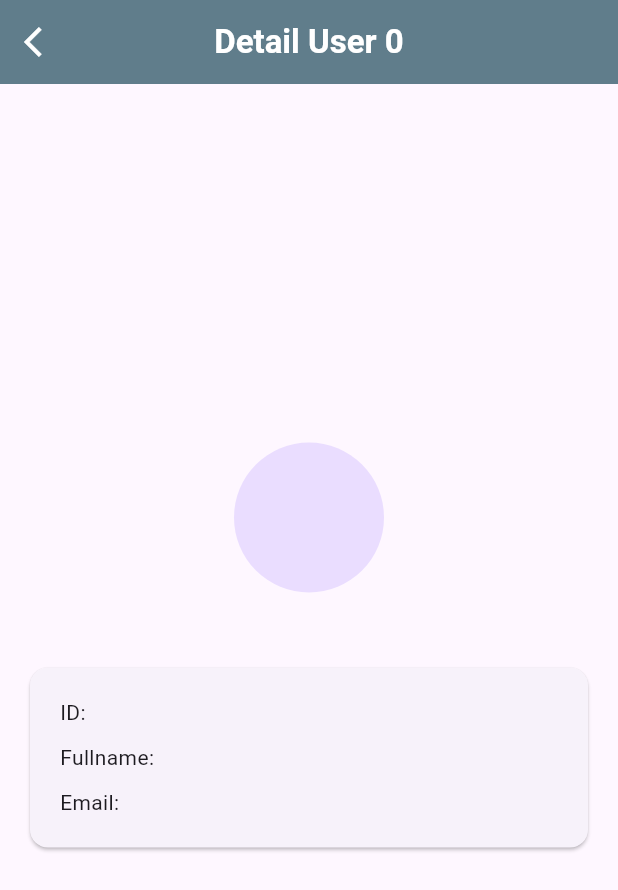
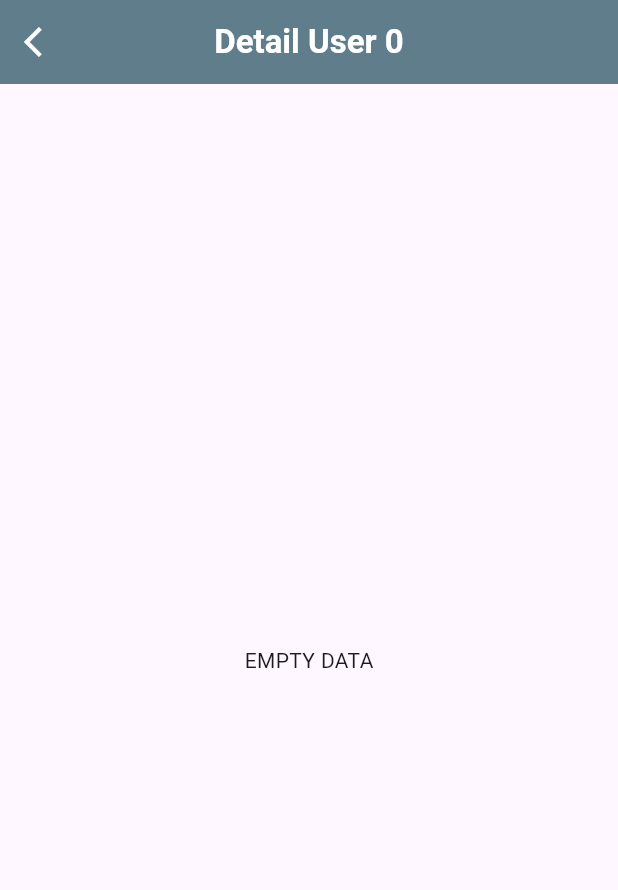
Before and after one commit to iqbalsuwandi20/my-clean-architecture, a Flutter app: the DetailUserPage screen opened directly with empty values, on a phone screen of 412 x 824 dp. Shown: the top 890 px of the screen. Run offline on Flutter 3.47's test engine with Material 3 defaults, Android fonts, the light colour scheme and no system bars; our stand-ins replace bloc, connectivity_plus, dartz, equatable, flutter_bloc, get_it and 3 more; accounts and stored records are empty; statements that could not run were skipped.

Commit message:
implementation presentation layer

```diff
--- a/lib/features/profile/presentation/pages/detail_user_page.dart
+++ b/lib/features/profile/presentation/pages/detail_user_page.dart
@@ -1,5 +1,10 @@
 import 'package:flutter/material.dart';
+import 'package:flutter_bloc/flutter_bloc.dart';
 import 'package:go_router/go_router.dart';
+
+import '../../../../injection.dart';
+import '../../domain/entities/profile_entity.dart';
+import '../bloc/profile_bloc.dart';
 
 class DetailUserPage extends StatelessWidget {
   final int userId;
@@ -26,31 +31,57 @@ class DetailUserPage extends StatelessWidget {
               color: Colors.white,
             ),
           )),
-      body: const Column(
+      body: BlocBuilder<ProfileBloc, ProfileState>(
+        bloc: myInjection<ProfileBloc>()
+          ..add(
+            ProfileEventGetDetailUser(userId),
+          ),
+        builder: (context, state) {
+          if (state is ProfileStateLoading) {
+            return const Center(
+              child: CircularProgressIndicator(
+                color: Colors.blueGrey,
+              ),
+            );
+          } else if (state is ProfileStateError) {
+            return Center(
+              child: Text(state.message),
+            );
+          } else if (state is ProfileStateLoadedDetailUser) {
+            ProfileEntity profileEntity = state.detailUser;
+            return Column(
               mainAxisAlignment: MainAxisAlignment.center,
               children: [
                 CircleAvatar(
                   radius: 50,
+                  backgroundImage: NetworkImage(profileEntity.avatarUrl),
                 ),
-          SizedBox(height: 30),
+                const SizedBox(height: 30),
                 Card(
-            margin: EdgeInsets.all(20),
+                  margin: const EdgeInsets.all(20),
                   child: Padding(
-              padding: EdgeInsets.all(20),
+                    padding: const EdgeInsets.all(20),
                     child: Column(
                       mainAxisSize: MainAxisSize.min,
                       crossAxisAlignment: CrossAxisAlignment.stretch,
                       children: [
-                  Text('ID:'),
-                  SizedBox(height: 10),
-                  Text('Fullname:'),
-                  SizedBox(height: 10),
-                  Text('Email:'),
+                        Text('ID:${profileEntity.id}'),
+                        const SizedBox(height: 10),
+                        Text('Fullname: ${profileEntity.fullName}'),
+                        const SizedBox(height: 10),
+                        Text('Email: ${profileEntity.email}'),
                       ],
                     ),
                   ),
                 ),
               ],
+            );
+          } else {
+            return Center(
+              child: Text('Empty Data'.toUpperCase()),
+            );
+          }
+        },
       ),
     );
   }
```
Also changed, not shown: lib/app.dart (+13 -3 lines), lib/features/profile/presentation/pages/all_user_page.dart (+35 -4 lines). Lines whose indentation alone changed are shown as unchanged.
